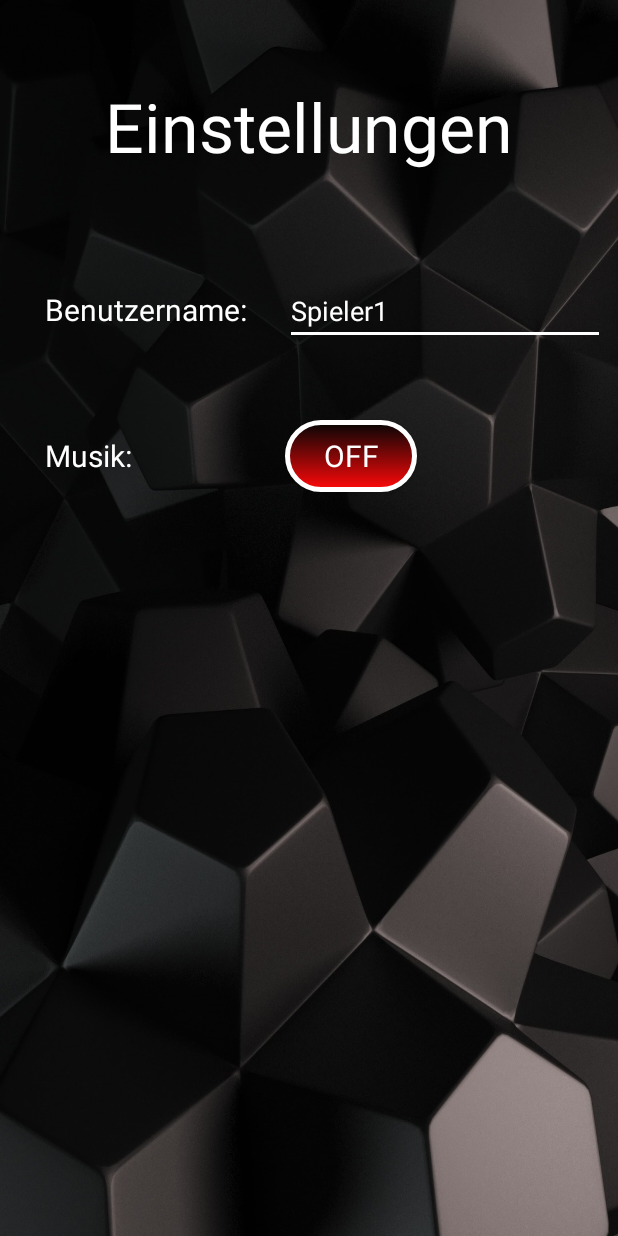
After one commit to bratkartoff/zonk, an Android app: the Einstellungen screen opened directly, with no data from a screen before it, on a phone screen of 412 x 824 dp. The commit adds this screen. Run offline under Robolectric (Android 15) with nearby library versions, the phone set to English and light mode, and no system bars.

Commit message:
Einstellungen hinzugefügt

```diff
--- a/app/src/main/AndroidManifest.xml
+++ b/app/src/main/AndroidManifest.xml
@@ -12,7 +12,9 @@
         android:roundIcon="@drawable/iconrund"
         android:supportsRtl="true"
         android:theme="@style/AppTheme">
-        <activity android:name=".ParameterEinstellen"></activity>
+        <activity android:name=".spielspeichern"></activity>
+        <activity android:name=".Einstellungen" />
+        <activity android:name=".ParameterEinstellen" />
         <activity android:name=".Spiel_beitreten" />
         <activity android:name=".Hauptmenue" />
         <activity android:name=".Seite2" />
--- /dev/null
+++ b/app/src/main/java/com/dhbw/zonk/Einstellungen.java
@@ -0,0 +1,14 @@
+package com.dhbw.zonk;
+
+import androidx.appcompat.app.AppCompatActivity;
+
+import android.os.Bundle;
+
+public class Einstellungen extends AppCompatActivity {
+
+    @Override
+    protected void onCreate(Bundle savedInstanceState) {
+        super.onCreate(savedInstanceState);
+        setContentView(R.layout.activity_einstellungen);
+    }
+}
--- /dev/null
+++ b/app/src/main/res/layout/activity_einstellungen.xml
@@ -0,0 +1,77 @@
+<?xml version="1.0" encoding="utf-8"?>
+<androidx.constraintlayout.widget.ConstraintLayout xmlns:android="http://schemas.android.com/apk/res/android"
+    xmlns:app="http://schemas.android.com/apk/res-auto"
+    xmlns:tools="http://schemas.android.com/tools"
+    android:layout_width="match_parent"
+    android:layout_height="match_parent"
+    android:background="@drawable/hintergrund"
+    tools:context=".Einstellungen">
+
+    <TextView
+        android:id="@+id/textView2"
+        android:layout_width="wrap_content"
+        android:layout_height="wrap_content"
+        android:text="Einstellungen"
+        android:textAppearance="@style/TextAppearance.AppCompat.Display2"
+        android:textColor="@android:color/background_light"
+        app:layout_constraintBottom_toBottomOf="parent"
+        app:layout_constraintLeft_toLeftOf="parent"
+        app:layout_constraintRight_toRightOf="parent"
+        app:layout_constraintTop_toTopOf="parent"
+        app:layout_constraintVertical_bias="0.071" />
+
+    <TextView
+        android:id="@+id/textView4"
+        android:layout_width="140dp"
+        android:layout_height="30dp"
+        android:layout_marginStart="30dp"
+        android:layout_marginTop="78dp"
+        android:text="Benutzername: "
+        android:textColor="@android:color/background_light"
+        android:textSize="20sp"
+        app:layout_constraintStart_toStartOf="parent"
+        app:layout_constraintTop_toBottomOf="@+id/textView2" />
+
+    <EditText
+        android:id="@+id/editText2"
+        android:layout_width="213dp"
+        android:layout_height="45dp"
+        android:layout_centerHorizontal="true"
+        android:layout_centerVertical="true"
+        android:layout_marginStart="20dp"
+        android:layout_marginTop="70dp"
+        android:backgroundTint="@android:color/white"
+        android:ems="10"
+        android:inputType="text"
+        android:text="Spieler1"
+        android:textColor="@android:color/background_light"
+        app:layout_constraintStart_toEndOf="@+id/textView4"
+        app:layout_constraintTop_toBottomOf="@+id/textView2" />
+
+    <TextView
+        android:id="@+id/textView5"
+        android:layout_width="140dp"
+        android:layout_height="27dp"
+        android:layout_marginStart="30dp"
+        android:layout_marginTop="67dp"
+        android:text="Musik: "
+        android:textColor="@android:color/background_light"
+        android:textSize="20sp"
+        app:layout_constraintStart_toStartOf="parent"
+        app:layout_constraintTop_toBottomOf="@+id/textView4" />
+
+    <ToggleButton
+        android:id="@+id/toggleButton"
+        android:layout_width="wrap_content"
+        android:layout_height="wrap_content"
+        android:layout_marginStart="20dp"
+        android:layout_marginTop="50dp"
+        android:background="@drawable/rounded_button"
+        android:text="ToggleButton"
+        android:textAppearance="@style/TextAppearance.AppCompat.Display1"
+        android:textColor="@android:color/white"
+        android:textSize="20sp"
+        app:layout_constraintStart_toEndOf="@+id/textView5"
+        app:layout_constraintTop_toBottomOf="@+id/editText2" />
+
+</androidx.constraintlayout.widget.ConstraintLayout>
--- a/app/src/main/res/layout/activity_game.xml
+++ b/app/src/main/res/layout/activity_game.xml
@@ -4,6 +4,7 @@
     xmlns:tools="http://schemas.android.com/tools"
     android:layout_width="match_parent"
     android:layout_height="match_parent"
+    android:background="#7F7F7F"
     tools:context=".MainActivity">
 
     <LinearLayout
--- a/app/src/main/res/layout/activity_hauptmenue.xml
+++ b/app/src/main/res/layout/activity_hauptmenue.xml
@@ -30,6 +30,7 @@
         android:layout_marginTop="40dp"
         android:background="@drawable/rounded_button"
         android:text="Einstellungen"
+        android:onClick="onClickEinstellungen"
         android:textAppearance="@style/TextAppearance.AppCompat.Display1"
         android:textColor="@android:color/white"
         android:textSize="20sp"
--- a/app/src/main/res/layout/activity_parameter_einstellen.xml
+++ b/app/src/main/res/layout/activity_parameter_einstellen.xml
@@ -242,6 +242,7 @@
         android:layout_marginTop="530dp"
         android:background="@drawable/rounded_button"
         android:text="speichern"
+        android:onClick="onClickButtonspeichern"
         android:textAppearance="@style/TextAppearance.AppCompat.Display1"
         android:textColor="@android:color/white"
         android:textSize="24sp"
--- a/app/src/main/res/values/colors.xml
+++ b/app/src/main/res/values/colors.xml
@@ -2,5 +2,5 @@
 <resources>
     <color name="colorPrimary">#008577</color>
     <color name="colorPrimaryDark">#00574B</color>
-    <color name="colorAccent">#D81B60</color>
+    <color name="colorAccent">#E13026</color>
 </resources>
```
Also changed, not shown: app/src/main/java/com/dhbw/zonk/Hauptmenue.java (+8 -3 lines), app/src/main/java/com/dhbw/zonk/ParameterEinstellen.java (+7 -0 lines), app/src/main/java/com/dhbw/zonk/spielspeichern.java (added, +14 -0 lines), app/src/main/res/layout/activity_spielspeichern.xml (added, +33 -0 lines).
